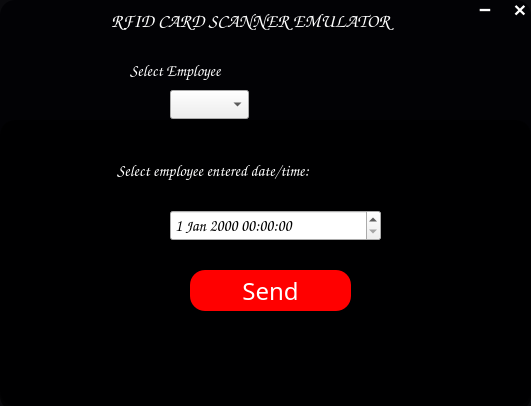
Qt form Project/RFIDcard/mainwindow.ui (kzlk/PayrollEmployeeSystem) before a commit.
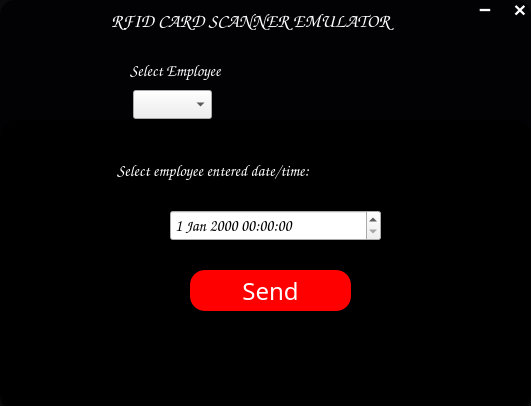
The same form after that commit.

```diff
--- a/Project/RFIDcard/mainwindow.ui
+++ b/Project/RFIDcard/mainwindow.ui
@@ -90,10 +90,10 @@
     <widget class="QComboBox" name="comboBox">
      <property name="geometry">
       <rect>
-       <x>190</x>
+       <x>153</x>
        <y>100</y>
-       <width>94</width>
-       <height>27</height>
+       <width>115</width>
+       <height>34</height>
       </rect>
      </property>
      <property name="minimumSize">
```
